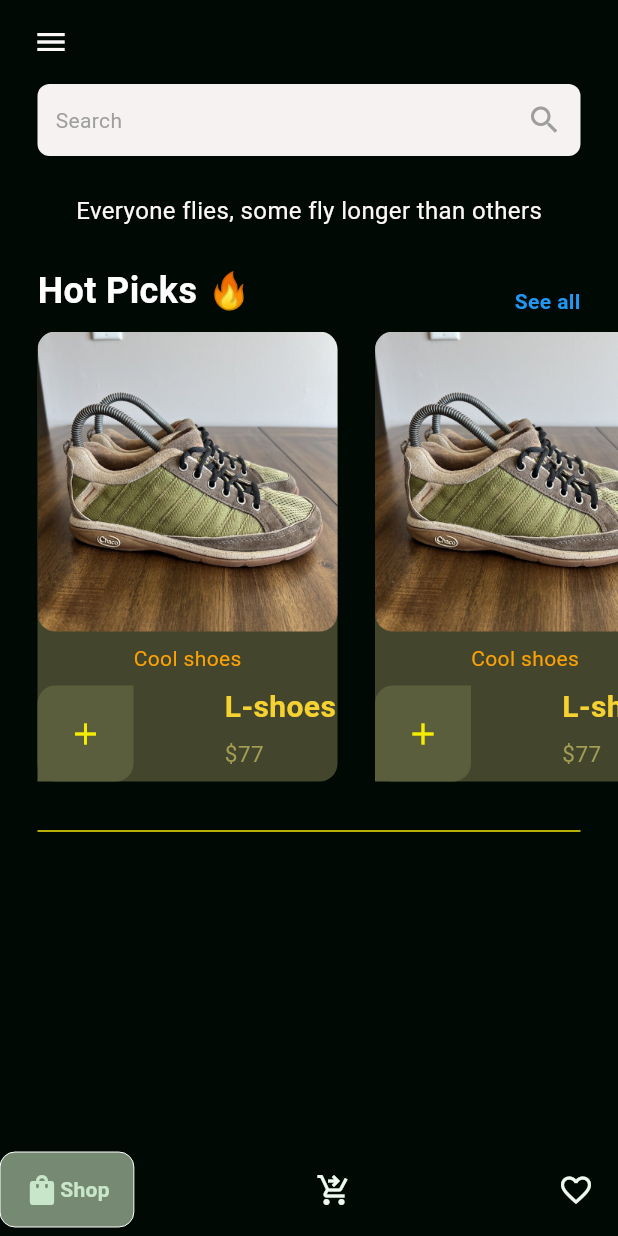
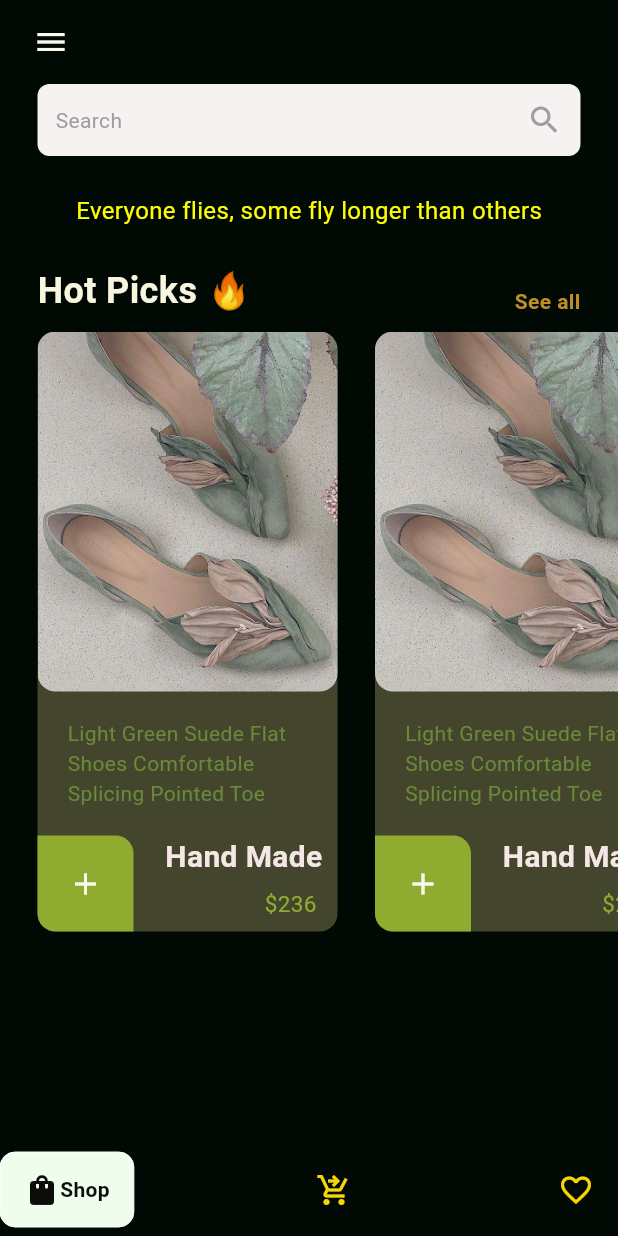
Before and after one commit to R-Htu/fluttertutorial, a Flutter app: the HomePage screen opened by its route, on a phone screen of 412 x 824 dp. Run offline on Flutter 3.47's test engine with Material 3 defaults, Android fonts, the phone set to English and light mode, and no system bars; drawn by our look-alikes of google_nav_bar; our stand-ins replace flutter_slidable, hive_flutter; accounts and stored records are empty.

Commit message:
ecommerce part 5

```diff
--- a/lib/component/subeco/bottom_nav_bar.dart
+++ b/lib/component/subeco/bottom_nav_bar.dart
@@ -10,13 +10,13 @@ class BottomNavBar extends StatelessWidget {
     return Container(
       padding: EdgeInsets.symmetric(vertical: 6),
       child: GNav(
-        color: const Color.fromARGB(255, 239, 249, 239),
-        activeColor: Colors.green.shade100,
+        color: const Color.fromARGB(255, 246, 214, 3),
+        activeColor: const Color.fromARGB(255, 12, 12, 11),
         tabActiveBorder: Border.all(
           color: Colors.white,
           width: 0,
         ),
-        tabBackgroundColor: const Color.fromARGB(255, 118, 138, 115),
+        tabBackgroundColor: const Color.fromARGB(255, 239, 253, 237),
         tabBorderRadius: 10,
         padding: EdgeInsets.symmetric(horizontal: 16, vertical: 13),
         onTabChange: (value) => onTabChange!(value),
--- a/lib/ecommerce/home_page.dart
+++ b/lib/ecommerce/home_page.dart
@@ -42,7 +42,7 @@ class _HomePageState extends State<HomePage> {
                 padding: const EdgeInsets.only(left: 12.0),
                 child: const Icon(
                   Icons.menu,
-                  color: Color.fromARGB(255, 251, 249, 249),
+                  color: Color.fromARGB(255, 250, 249, 237),
                 ),
               )),
         ),
--- a/lib/ecommerce/shoe_tile.dart
+++ b/lib/ecommerce/shoe_tile.dart
@@ -3,7 +3,8 @@ import 'package:tutorial_flutter/models/shoe.dart';
 
 class ShoeTile extends StatelessWidget {
   Shoe shoe;
-  ShoeTile({super.key, required this.shoe});
+  void Function()? onTap;
+  ShoeTile({super.key, required this.shoe, required this.onTap});
 
   @override
   Widget build(BuildContext context) {
@@ -23,36 +24,42 @@ class ShoeTile extends StatelessWidget {
             child: Image.asset(shoe.imagePath),
           ),
           //second description
-          Text(
+          Padding(
+            padding: const EdgeInsets.symmetric(horizontal: 20),
+            child: Text(
               shoe.description,
               style: TextStyle(
-              color: const Color.fromARGB(255, 252, 161, 5),
+                color: const Color.fromARGB(255, 108, 136, 58),
+              ),
             ),
           ),
           Padding(
-            padding: const EdgeInsets.only(right: 1.0),
+            padding: const EdgeInsets.only(right: 10),
             child: Row(
               mainAxisAlignment: MainAxisAlignment.spaceBetween,
               crossAxisAlignment: CrossAxisAlignment.start,
               children: [
-                Container(
+                GestureDetector(
+                  onTap: onTap,
+                  child: Container(
                       padding: EdgeInsets.all(20),
                       decoration: BoxDecoration(
-                        color: const Color.fromARGB(255, 90, 94, 61),
+                          color: const Color.fromARGB(255, 143, 172, 48),
                           borderRadius: BorderRadius.only(
-                            topLeft: Radius.circular(12),
-                            bottomRight: Radius.circular(12))),
+                              topRight: Radius.circular(12),
+                              bottomLeft: Radius.circular(12))),
                       child: Icon(
                         Icons.add,
-                      color: const Color.fromARGB(255, 245, 236, 3),
+                        color: const Color.fromARGB(255, 249, 249, 238),
                       )),
+                ),
                 Column(
-                  crossAxisAlignment: CrossAxisAlignment.start,
+                  crossAxisAlignment: CrossAxisAlignment.end,
                   children: [
                     Text(
                       shoe.name,
                       style: TextStyle(
-                        color: const Color.fromARGB(255, 246, 210, 49),
+                        color: const Color.fromARGB(255, 246, 231, 231),
                         fontWeight: FontWeight.bold,
                         fontSize: 20,
                       ),
@@ -61,9 +68,9 @@ class ShoeTile extends StatelessWidget {
                       height: 6,
                     ),
                     Text(
-                      '\$' + shoe.price,
+                      '\$${shoe.price}',
                       style: TextStyle(
-                        color: const Color.fromARGB(255, 162, 157, 82),
+                        color: const Color.fromARGB(255, 143, 172, 48),
                         fontSize: 15,
                       ),
                     ),
--- a/lib/ecommerce/shop_page.dart
+++ b/lib/ecommerce/shop_page.dart
@@ -1,5 +1,7 @@
 import 'package:flutter/material.dart';
+import 'package:provider/provider.dart';
 import 'package:tutorial_flutter/ecommerce/shoe_tile.dart';
+import 'package:tutorial_flutter/models/cart.dart';
 import 'package:tutorial_flutter/models/shoe.dart';
 
 class ShopPage extends StatefulWidget {
@@ -10,9 +12,21 @@ class ShopPage extends StatefulWidget {
 }
 
 class _ShopPageState extends State<ShopPage> {
+  void addShoeToCart(Shoe shoe) {
+    Provider.of<Cart>(context, listen: false).addItemToCart(shoe);
+    showDialog(
+        context: context,
+        builder: (context) => AlertDialog(
+              backgroundColor: const Color.fromARGB(255, 204, 180, 3),
+              title: Text('Successfully added!'),
+              content: Text('Check your cart'),
+            ));
+  }
+
   @override
   Widget build(BuildContext context) {
-    return Column(
+    return Consumer<Cart>(
+        builder: (context, value, child) => Column(
               children: [
                 Container(
                   padding: EdgeInsets.all(12),
@@ -41,7 +55,7 @@ class _ShopPageState extends State<ShopPage> {
                     'Everyone flies, some fly longer than others',
                     style: TextStyle(
                       fontSize: 16,
-              color: const Color.fromARGB(255, 253, 247, 247),
+                      color: const Color.fromARGB(255, 252, 252, 5),
                     ),
                   ),
                 ),
@@ -56,13 +70,13 @@ class _ShopPageState extends State<ShopPage> {
                         style: TextStyle(
                           fontWeight: FontWeight.bold,
                           fontSize: 24,
-                  color: Colors.white,
+                          color: const Color.fromARGB(255, 248, 246, 223),
                         ),
                       ),
                       Text(
                         'See all',
                         style: TextStyle(
-                  color: Colors.blue,
+                          color: const Color.fromARGB(255, 191, 142, 36),
                           fontWeight: FontWeight.bold,
                         ),
                       ),
@@ -71,31 +85,27 @@ class _ShopPageState extends State<ShopPage> {
                 ),
                 SizedBox(height: 10),
                 SizedBox(
-          height: 300,
+                  height: 400,
                   child: ListView.builder(
                     itemCount: 4,
                     scrollDirection: Axis.horizontal,
                     itemBuilder: (context, index) {
                       // Create a Shoe instance for each item
-              Shoe shoe = Shoe(
-                name: 'L-shoes',
-                price: "77",
-                imagePath: "lib/images/green.jpg",
-                description: 'Cool shoes',
-              );
+                      Shoe shoe = value.getShoeList()[index];
                       return ShoeTile(
                         shoe: shoe,
+                        onTap: () => addShoeToCart(shoe),
                       );
                     },
                   ),
                 ),
-        Padding(
+                /* Padding(
                   padding: const EdgeInsets.only(top: 25, left: 25, right: 25),
                   child: Divider(
                     color: const Color.fromARGB(255, 245, 229, 6),
                   ),
-        )
+                )*/
               ],
-    );
+            ));
   }
 }
--- a/lib/main.dart
+++ b/lib/main.dart
@@ -1,8 +1,10 @@
 import 'package:flutter/material.dart';
+import 'package:tutorial_flutter/models/cart.dart';
 import 'package:tutorial_flutter/pages/counter_page.dart';
 import 'package:tutorial_flutter/ecommerce/home_page.dart';
 import 'package:tutorial_flutter/pages/setting_page.dart';
 import 'package:hive_flutter/hive_flutter.dart';
+import 'package:provider/provider.dart';
 
 /*const MaterialColor customColor = MaterialColor(
   _customColorPrimaryValue,
@@ -36,7 +38,9 @@ class MyApp extends StatelessWidget {
 
   @override
   Widget build(BuildContext context) {
-    return MaterialApp(
+    return ChangeNotifierProvider(
+        create: (context) => Cart(),
+        builder: (context, child) => MaterialApp(
               debugShowCheckedModeBanner: false,
               home:
                   CounterPage(), // Replace with HomePage() if that's the starting screen
@@ -47,6 +51,6 @@ class MyApp extends StatelessWidget {
                 '/homepage': (context) => HomePage(),
                 '/settingpage': (context) => SettingPage(),
               },
-    );
+            ));
   }
 }
--- a/lib/models/cart.dart
+++ b/lib/models/cart.dart
@@ -1,29 +1,51 @@
+import 'package:flutter/material.dart';
+
 import 'shoe.dart';
 
-class Cart {
+class Cart extends ChangeNotifier {
   List<Shoe> shoeShop = [
     Shoe(
-        name: 'Zoom FREAK',
+        name: 'Hand Made',
         price: '236 ',
-        imagePath: 'lib/images/green2.jpg',
-        description: 'The forward-thinking of his latest signature shoe. '),
-    Shoe(
-        name: 'Air Jordan',
-        price: '226 ',
         imagePath: 'lib/images/green3.jpg',
         description:
-            'You\'ve got the hops and the speed-lace up in shoes that enhance what you bring to the court '),
+            'Light Green Suede Flat Shoes Comfortable Splicing Pointed Toe'),
     Shoe(
-        name: 'KD Treys',
-        price: '240',
-        imagePath: 'lib/images/green4.jpg',
+        name: 'Hand Made',
+        price: '236 ',
+        imagePath: 'lib/images/green3.jpg',
         description:
-            'A secure midfoot strap is suited for scoring bring and defensive  '),
+            'Light Green Suede Flat Shoes Comfortable Splicing Pointed Toe'),
     Shoe(
-        name: 'Air Jordan',
-        price: '226 ',
-        imagePath: 'lib/images/green.jpg',
+        name: 'Hand Made',
+        price: '236 ',
+        imagePath: 'lib/images/green3.jpg',
         description:
-            'You\'ve got the hops and the speed-lace up in shoes that enhance what you bring to the court '),
+            'Light Green Suede Flat Shoes Comfortable Splicing Pointed Toe'),
+    Shoe(
+        name: 'Hand Made',
+        price: '236 ',
+        imagePath: 'lib/images/green3.jpg',
+        description:
+            'Light Green Suede Flat Shoes Comfortable Splicing Pointed Toe'),
   ];
+  //list of items in user cart
+  List<Shoe> userCart = [];
+
+  //get list of shoes for sale
+  List<Shoe> getShoeList() {
+    return shoeShop;
+  }
+
+  // add items to cart
+  void addItemToCart(Shoe shoe) {
+    userCart.add(shoe);
+    notifyListeners();
+  }
+
+  //remove item from cart
+  void removeItemFromCart(Shoe shoe) {
+    userCart.remove(shoe);
+    notifyListeners();
+  }
 }
--- a/pubspec.yaml
+++ b/pubspec.yaml
@@ -39,6 +39,7 @@ dependencies:
   hive_flutter: ^1.1.0
   google_nav_bar: ^5.0.7
   line_icons: ^2.0.3
+  provider: ^6.1.2
 
 dev_dependencies:
   flutter_test:
```
Also changed, not shown: pubspec.lock. Lines whose indentation alone changed are shown as unchanged.
